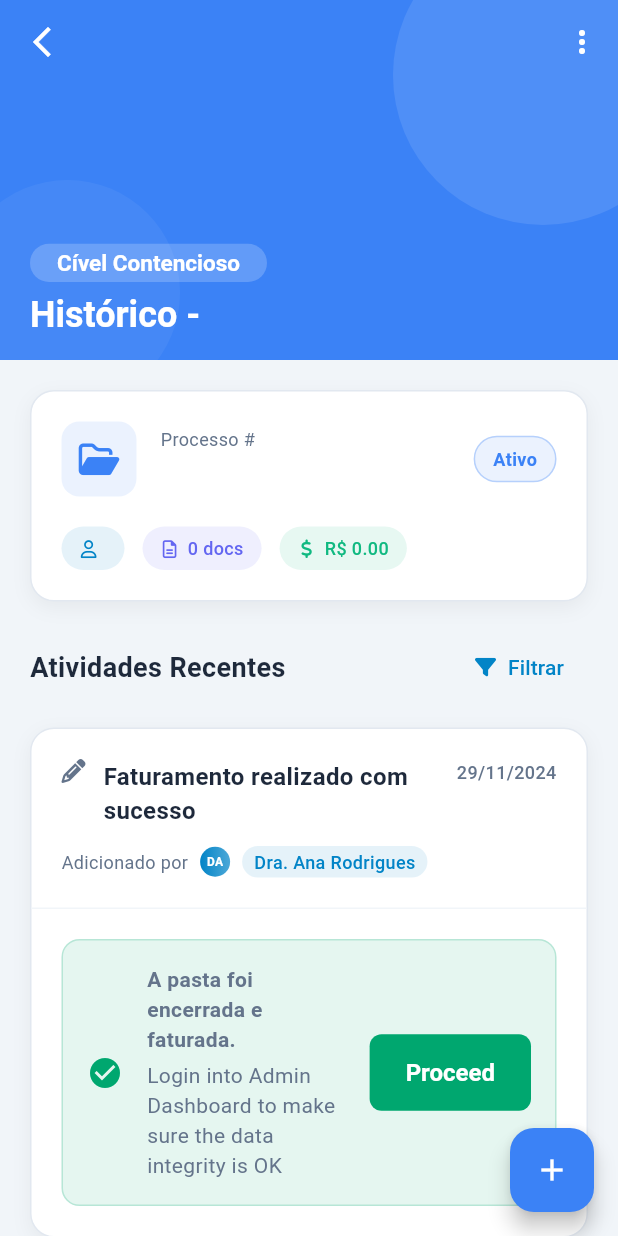
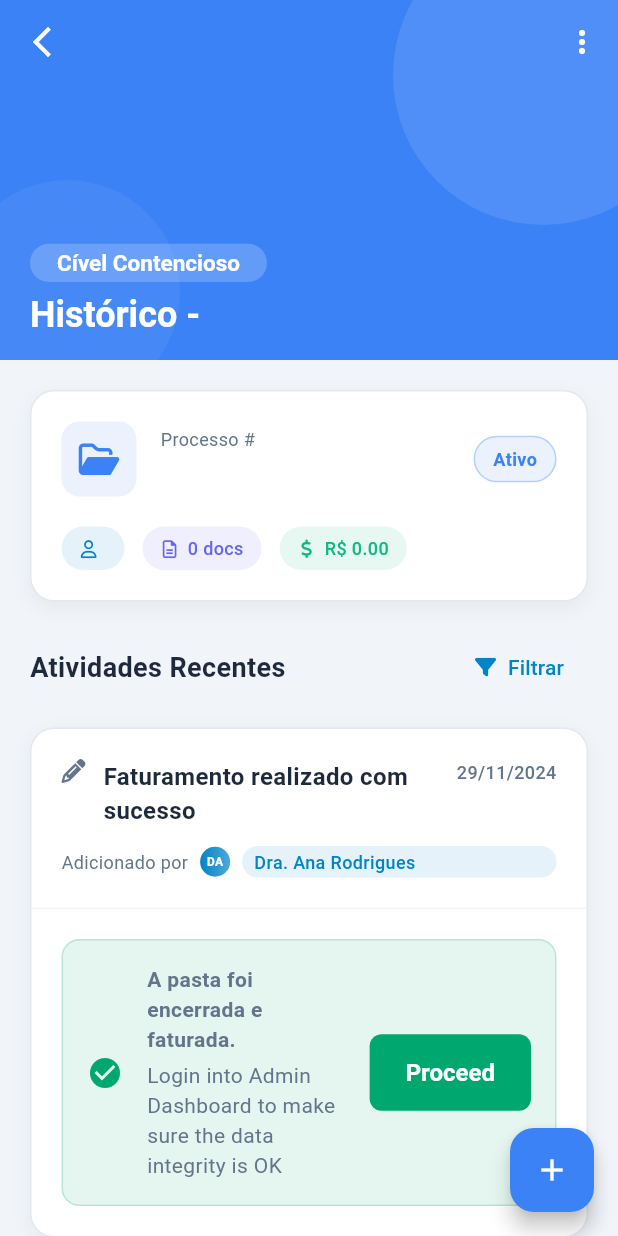
Before and after one commit to gabrielmaialva33/yol-benicio-app, a Flutter app: the HistoryPage screen opened directly with empty values, on a phone screen of 412 x 824 dp. Run offline on Flutter 3.47's test engine with Material 3 defaults, Android fonts, the phone set to English and light mode, and no system bars; our stand-ins replace faker, fl_chart, flutter_svg, font_awesome_flutter, shared_preferences; accounts and stored records are empty; Roboto replaces fonts that are missing (SF Pro Display, SF Pro Text).

Commit message:
chore: refactor widgets for improved responsiveness and readability; enhance folder creation, history handling, and legend interactivity; update mock data logic and fix layout issues

```diff
--- a/lib/features/history/widgets/history_card.dart
+++ b/lib/features/history/widgets/history_card.dart
@@ -121,7 +121,8 @@ class _HistoryCardState extends State<HistoryCard>
                         Icon(
                           FontAwesomeIcons.pencilAlt,
                           size: 16,
-                          color: themeProvider.themeData.textTheme.bodySmall?.color,
+                          color: themeProvider
+                              .themeData.textTheme.bodySmall?.color,
                         ),
                         const SizedBox(width: 12),
                         Expanded(
@@ -133,7 +134,8 @@ class _HistoryCardState extends State<HistoryCard>
                                 style: TextStyle(
                                   fontSize: 16,
                                   fontWeight: FontWeight.w600,
-                                  color: themeProvider.themeData.textTheme.titleMedium?.color,
+                                  color: themeProvider
+                                      .themeData.textTheme.titleMedium?.color,
                                 ),
                               ),
                               if (widget.subtitle.isNotEmpty) ...[
@@ -142,7 +144,8 @@ class _HistoryCardState extends State<HistoryCard>
                                   widget.subtitle,
                                   style: TextStyle(
                                     fontSize: 12,
-                                    color: themeProvider.themeData.textTheme.bodySmall?.color,
+                                    color: themeProvider
+                                        .themeData.textTheme.bodySmall?.color,
                                   ),
                                 ),
                               ],
@@ -154,7 +157,8 @@ class _HistoryCardState extends State<HistoryCard>
                           style: TextStyle(
                             fontSize: 12,
                             fontWeight: FontWeight.w500,
-                            color: themeProvider.themeData.textTheme.bodySmall?.color,
+                            color: themeProvider
+                                .themeData.textTheme.bodySmall?.color,
                           ),
                         ),
                       ],
@@ -166,7 +170,8 @@ class _HistoryCardState extends State<HistoryCard>
                           'Adicionado por',
                           style: TextStyle(
                             fontSize: 12,
-                            color: themeProvider.themeData.textTheme.bodySmall?.color,
+                            color: themeProvider
+                                .themeData.textTheme.bodySmall?.color,
                           ),
                         ),
                         const SizedBox(width: 8),
@@ -184,7 +189,11 @@ class _HistoryCardState extends State<HistoryCard>
                           ),
                           child: Center(
                             child: Text(
-                              widget.user.split(' ').map((n) => n[0]).take(2).join(),
+                              widget.user
+                                  .split(' ')
+                                  .map((n) => n[0])
+                                  .take(2)
+                                  .join(),
                               style: const TextStyle(
                                 fontSize: 8,
                                 fontWeight: FontWeight.w600,
@@ -194,10 +203,13 @@ class _HistoryCardState extends State<HistoryCard>
                           ),
                         ),
                         const SizedBox(width: 8),
-                        Container(
-                          padding: const EdgeInsets.symmetric(horizontal: 8, vertical: 2),
+                        Expanded(
+                          child: Container(
+                            padding: const EdgeInsets.symmetric(
+                                horizontal: 8, vertical: 2),
                             decoration: BoxDecoration(
-                            color: themeProvider.primaryColor.withOpacity(0.1),
+                              color:
+                                  themeProvider.primaryColor.withOpacity(0.1),
                               borderRadius: BorderRadius.circular(12),
                             ),
                             child: Text(
@@ -206,6 +218,8 @@ class _HistoryCardState extends State<HistoryCard>
                                 fontSize: 12,
                                 fontWeight: FontWeight.w500,
                                 color: themeProvider.primaryColor,
+                              ),
+                              overflow: TextOverflow.ellipsis,
                             ),
                           ),
                         ),
```
Also changed, not shown: lib/features/folders/widgets/create_folder_dialog.dart (+18 -7 lines), lib/features/reports/widgets/area_division_card.dart (+11 -12 lines), lib/features/shared/services/mock_data_service.dart (+16 -3 lines). Lines whose indentation alone changed are shown as unchanged.
